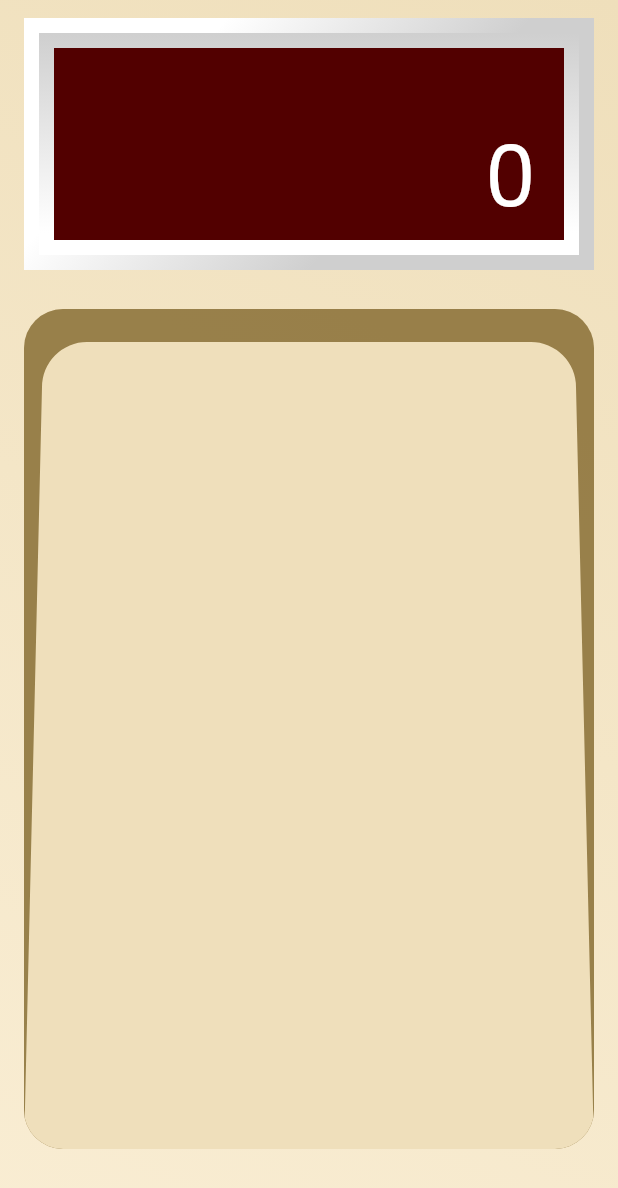
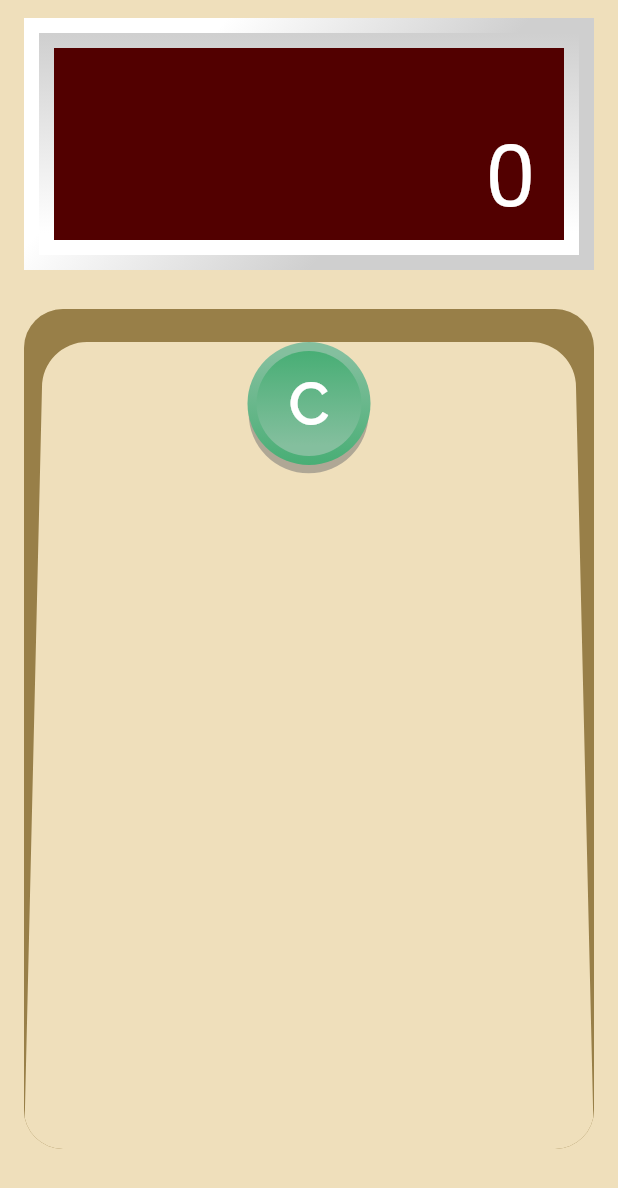
Before and after one commit to danylo-macelai/retro_calculator, a Flutter app: the screen it shows after launch, on a phone screen of 412 x 824 dp. Shown: the top 1188 px of the screen. Run offline on Flutter 3.47's test engine with Material 2 defaults, Android fonts, the phone set to English and light mode, and no system bars; drawn by our look-alikes of auto_size_text.

Commit message:
Added button keyboard

```diff
--- a/lib/screens/calculator/calculator_screen.dart
+++ b/lib/screens/calculator/calculator_screen.dart
@@ -18,13 +18,13 @@ class _CalculatorScreenState extends State<CalculatorScreen> {
           padding: EdgeInsets.all(12.0),
           width: double.maxFinite,
           decoration: BoxDecoration(
-            gradient: LinearGradient(
+            gradient: mGradient(
+              Alignment.topRight,
+              Alignment.bottomLeft,
               colors: [
                 mBackgroundColor,
                 mPrimaryColor,
               ],
-              begin: Alignment.topRight,
-              end: Alignment.bottomLeft,
             ),
           ),
           child: Column(
--- /dev/null
+++ b/lib/screens/calculator/widget/button.dart
@@ -0,0 +1,100 @@
+import 'package:flutter/material.dart';
+import 'package:flutter/foundation.dart';
+import 'package:retro_calculator/utils/constant.dart';
+
+class Button extends StatelessWidget {
+  final String value;
+  final Color fontColor;
+  final String fontFamily;
+  final List<Color> colors;
+
+  Button.gray({
+    @required this.value,
+    this.fontColor = const Color(0XFF707070),
+    this.fontFamily = 'AdelleSans',
+    this.colors = const [
+      Color(0XFFFFFFFF),
+      Color(0XFFCFCFCF),
+    ],
+  });
+
+  Button.green({
+    @required this.value,
+    this.fontColor = const Color(0XFFFFFFFF),
+    this.fontFamily = 'AdelleSans',
+    this.colors = const [
+      Color(0XFFDB656E),
+      Color(0XFFD92534),
+    ],
+  });
+
+  Button.red({
+    @required this.value,
+    this.fontColor = const Color(0XFFFFFFFF),
+    this.fontFamily = 'Raleway',
+    this.colors = const [
+      Color(0XFF84BF9E),
+      Color(0XFF48AE75),
+    ],
+  });
+
+  @override
+  Widget build(BuildContext context) {
+    double size = 70.0;
+    return InkWell(
+      onTap: () {},
+      child: Stack(
+        children: [
+          Container(
+            margin: EdgeInsets.only(top: 7.5, left: 0.75),
+            width: size + 10.0,
+            height: size + 10.0,
+            decoration: const ShapeDecoration(
+              color: Color(0X80707070),
+              shape: CircleBorder(),
+            ),
+          ),
+          Container(
+            margin: EdgeInsets.only(bottom: 6.0),
+            width: size + 12.0,
+            height: size + 12.0,
+            decoration: ShapeDecoration(
+              shape: CircleBorder(),
+              gradient: mGradient(
+                Alignment.topCenter,
+                Alignment.bottomCenter,
+                stops: [0.1, 1.0],
+                colors: colors,
+              ),
+            ),
+          ),
+          Container(
+            margin: EdgeInsets.all(6.0),
+            width: size,
+            height: size,
+            decoration: ShapeDecoration(
+              shape: CircleBorder(),
+              gradient: mGradient(
+                Alignment.bottomCenter,
+                Alignment.topCenter,
+                stops: [0.1, 1.0],
+                colors: colors,
+              ),
+            ),
+            child: Center(
+              child: Text(
+                value,
+                style: TextStyle(
+                  color: fontColor,
+                  fontSize: 40.0,
+                  fontWeight: FontWeight.w600,
+                  fontFamily: fontFamily,
+                ),
+              ),
+            ),
+          ),
+        ],
+      ),
+    );
+  }
+}
--- a/lib/screens/calculator/widget/display.dart
+++ b/lib/screens/calculator/widget/display.dart
@@ -1,5 +1,6 @@
 import 'package:flutter/material.dart';
 import 'package:auto_size_text/auto_size_text.dart';
+import 'package:retro_calculator/utils/constant.dart';
 
 class Display extends StatelessWidget {
   final String value;
@@ -11,12 +12,22 @@ class Display extends StatelessWidget {
     return Container(
       width: 380.0,
       height: 168.0,
-      decoration:
-          _decoration(Alignment.topLeft, Alignment.bottomCenter, [0.4, 1.0]),
+      decoration: BoxDecoration(
+        gradient: mGradient(
+          Alignment.topLeft,
+          Alignment.bottomCenter,
+          stops: [0.4, 1.0],
+        ),
+      ),
       child: Container(
         margin: EdgeInsets.all(10.0),
-        decoration: _decoration(
-            Alignment.bottomCenter, Alignment.topCenter, [0.1, 1.0]),
+        decoration: BoxDecoration(
+          gradient: mGradient(
+            Alignment.bottomCenter,
+            Alignment.topCenter,
+            stops: [0.1, 1.0],
+          ),
+        ),
         child: Container(
           margin: EdgeInsets.all(10.0),
           color: Color(0XFF520000),
@@ -46,19 +57,4 @@ class Display extends StatelessWidget {
       ),
     );
   }
-
-  BoxDecoration _decoration(
-    AlignmentGeometry begin,
-    AlignmentGeometry end,
-    List<double> stops,
-  ) {
-    return BoxDecoration(
-      gradient: LinearGradient(
-        begin: begin,
-        end: end,
-        stops: stops,
-        colors: [Color(0XFFFFFFFF), Color(0XFFCFCFCF)],
-      ),
-    );
-  }
 }
--- a/lib/screens/calculator/widget/keyboard.dart
+++ b/lib/screens/calculator/widget/keyboard.dart
@@ -1,5 +1,7 @@
 import 'package:flutter/material.dart';
 import "dart:math" show pi;
+
+import 'button.dart';
 
 class Keyboard extends StatelessWidget {
   @override
@@ -20,12 +22,19 @@ class Keyboard extends StatelessWidget {
         child: ClipPath(
           clipper: KeyboardCustomClipper(),
           child: new Container(
-             decoration: BoxDecoration(
+            decoration: BoxDecoration(
               borderRadius: BorderRadius.only(
                 bottomLeft: Radius.circular(26.0),
                 bottomRight: Radius.circular(26.0),
               ),
               color: Color(0XFFEFDFBB),
+            ),
+            child: Row(
+              crossAxisAlignment: CrossAxisAlignment.stretch,
+              mainAxisAlignment: MainAxisAlignment.spaceAround,
+              children: [
+                Button.red(value: 'C'),
+              ],
             ),
           ),
         ),
--- a/lib/utils/constant.dart
+++ b/lib/utils/constant.dart
@@ -3,3 +3,20 @@ import 'package:flutter/material.dart';
 const mPrimaryColor = Color(0xFFF9EDD3);
 const mAccentColor = Color(0xFF707070);
 const mBackgroundColor = Color(0xFFEFDFBB);
+
+LinearGradient mGradient(
+  AlignmentGeometry begin,
+  AlignmentGeometry end, {
+  List<double> stops = const [1.0, 1.0],
+  List<Color> colors = const [
+    Color(0XFFFFFFFF),
+    Color(0XFFCFCFCF),
+  ],
+}) {
+  return LinearGradient(
+    begin: begin,
+    end: end,
+    stops: stops,
+    colors: colors,
+  );
+}
```
